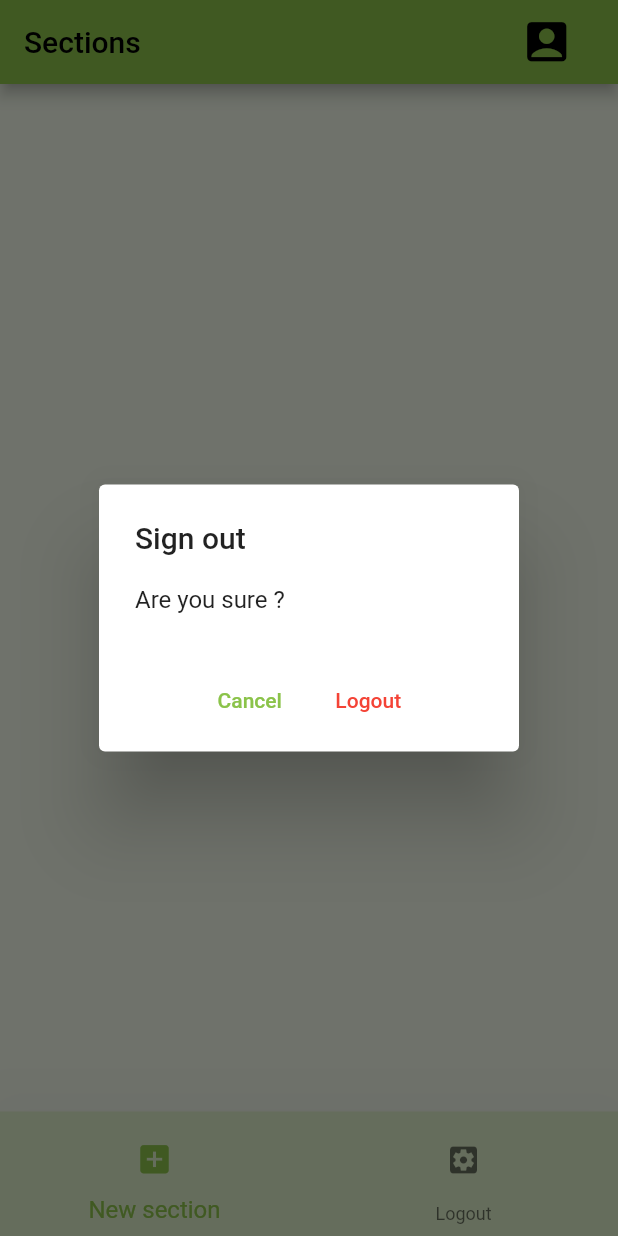
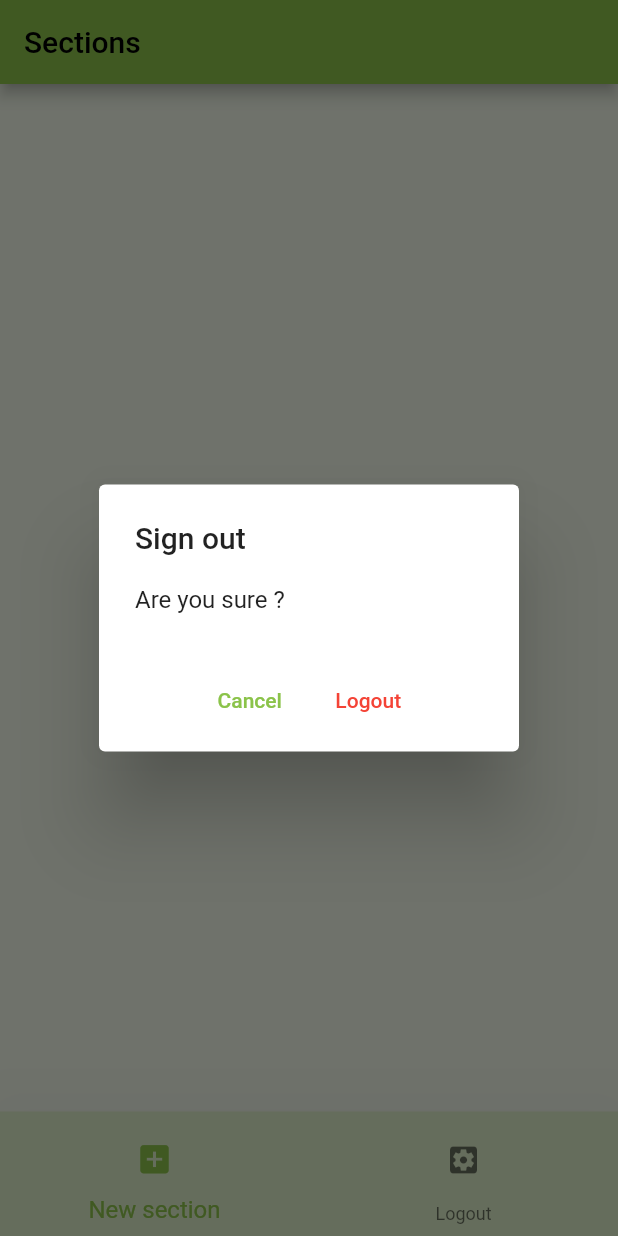
Before and after one commit to alvegs/kinder-manager, a Flutter app: the screen it shows once a user with an empty profile is signed in, item 2 of the bottom bar chosen, on a phone screen of 412 x 824 dp. Run offline on Flutter 3.47's test engine with Material 2 defaults, Android fonts, the phone set to English and light mode, and no system bars; our stand-ins replace cloud_firestore, firebase_auth, firebase_core, firebase_storage, image_picker; accounts and stored records are empty.

Commit message:
Last changes made before examination

```diff
--- a/lib/application/section_start_page.dart
+++ b/lib/application/section_start_page.dart
@@ -84,6 +84,8 @@ class _SectionStartPageState extends State<SectionStartPage> {
             ),
           ),
           SizedBox(height: 20),
+
+          /// Displays a random image with tips to the user.
           Image.asset(imageToShow()),
         ],
       ),
@@ -92,8 +94,8 @@ class _SectionStartPageState extends State<SectionStartPage> {
     );
   }
 
-    /// Returns a random image from the list
-    String imageToShow() {
+  /// Returns a random image from the list
+  String imageToShow() {
     final listImages = [
       "assets/images/KM_logo.png",
       "assets/images/status_info.png",
--- a/lib/application/sections_page.dart
+++ b/lib/application/sections_page.dart
@@ -17,7 +17,6 @@ import 'package:provider/provider.dart';
 
 import '../model/section.dart';
 import '../services/auth.dart';
-import 'my_account_page.dart';
 
 /// Homepage will be displayed after successful login,
 /// user will have options to select a section, create a new section,
@@ -45,7 +44,9 @@ class _SectionsPageState extends State<SectionsPage> {
 
   /// Default image to display.
   String imageUrl =
-      "https://firebasestorage.googleapis.com/v0/b/kinder-manager.appspot.com/o/images%2Fjames%20webb%201.sep.jpeg?alt=media&token=e3c495af-e2a0-4165-ab46-2154014c6ad6";
+      "https://firebasestorage.googleapis.com/v0/b/kinder-manager.appspot.com/o/"
+      "images%2Fjames%20webb%201.sep.jpeg?alt="
+      "media&token=e3c495af-e2a0-4165-ab46-2154014c6ad6";
 
   bool newImageSelected = false;
 
@@ -60,23 +61,6 @@ class _SectionsPageState extends State<SectionsPage> {
       appBar: AppBar(
         automaticallyImplyLeading: false,
         title: const Text("Sections"),
-        actions: [
-          Padding(
-            padding: const EdgeInsets.only(right: 30.0),
-            child: GestureDetector(
-              onTap: () {
-                Navigator.of(context).push(
-                    MaterialPageRoute<void>(
-                      builder: (context) => MyAccountPage()),
-                    );
-              },
-              child: const Icon(
-                Icons.account_box_rounded,
-                size: 35.0,
-              ),
-            ),
-          ),
-        ],
       ),
 
       /// Main the content of the page - sections.
@@ -284,7 +268,7 @@ class _SectionsPageState extends State<SectionsPage> {
   Future<void> pickImage() async {
     try {
       final image = await imagePicker.pickImage(
-          source: ImageSource.gallery, imageQuality: 5);
+          source: ImageSource.camera, imageQuality: 5);
       if (image == null) return;
       setState(() {
         this.image = File(image.path);
--- a/lib/application/show_count_page.dart
+++ b/lib/application/show_count_page.dart
@@ -78,7 +78,7 @@ class ShowCountPage extends StatelessWidget {
                             snapshot.data![index].imageFile,
                             height: 110,
                             width: 110,
-                            fit: BoxFit.fill,
+                            fit: BoxFit.cover,
                             color: snapshot.data![index].isCounted
                                 ? Colors.white.withOpacity(0.2)
                                 : Colors.white.withOpacity(1),
--- a/lib/application/show_sorted_children_page.dart
+++ b/lib/application/show_sorted_children_page.dart
@@ -58,7 +58,7 @@ class _ShowSortedChildrenState extends State<ShowSortedChildren> {
                       snapshot.data![index].imageFile,
                       height: 110,
                       width: 110,
-                      fit: BoxFit.fill,
+                      fit: BoxFit.cover,
                       color: snapshot.data![index].isCounted
                           ? Colors.white.withOpacity(0.2)
                           : Colors.white.withOpacity(1),
@@ -77,7 +77,7 @@ class _ShowSortedChildrenState extends State<ShowSortedChildren> {
               },
             );
           }
-          return const Center(child: Text("No child in this section!"));
+          return const Center(child: Text("No child with this status!"));
         },
       ),
     );
--- a/lib/application/sign_in/email_confirmation_page.dart
+++ b/lib/application/sign_in/email_confirmation_page.dart
@@ -8,7 +8,6 @@ import 'package:provider/provider.dart';
 import '../../services/auth.dart';
 
 /// This page is for confirming your email address after signing up
-
 class EmailConfirmationPage extends StatelessWidget {
   const EmailConfirmationPage({Key? key}) : super(key: key);
 
--- a/lib/application/sign_in/email_sign_up_form.dart
+++ b/lib/application/sign_in/email_sign_up_form.dart
@@ -90,6 +90,7 @@ class _EmailSignUpFormState extends State<EmailSignUpForm> {
         controller: _emailController,
         decoration:
             const InputDecoration(labelText: "Email", hintText: "Enter email"),
+        keyboardType: TextInputType.emailAddress,
       ),
       const SizedBox(
         height: 50.0,
--- a/lib/application/sign_in/forgot_password_page.dart
+++ b/lib/application/sign_in/forgot_password_page.dart
@@ -4,7 +4,6 @@ import 'package:kindermanager/design_theme.dart';
 
 /// This page is to be displayed when the "forgot password" text is clicked
 /// on the "sign in"-page.
-
 class ForgotPasswordPage extends StatelessWidget {
   const ForgotPasswordPage({Key? key}) : super(key: key);
 
--- a/lib/custom_widgets/custom_elevated_button.dart
+++ b/lib/custom_widgets/custom_elevated_button.dart
@@ -14,6 +14,7 @@ class CustomElevatedButton extends StatelessWidget {
   Widget build(BuildContext context) {
     return SizedBox(
       width: 250,
+      /// Returns the value chosen.
       child: ElevatedButton(
         style: ButtonStyle(
           backgroundColor: MaterialStateProperty.all(color),
--- a/lib/design_theme.dart
+++ b/lib/design_theme.dart
@@ -22,7 +22,6 @@ const widthSmall = 10.0;
 const widthMedium = 20.0;
 
 /** Commonly used background colours */
-//ToDo: Name the variables better before putting them into the code
 final lightGreen50  = Colors.lightGreen[50];
 final lightGreen100 = Colors.lightGreen[100];
 final lightGreen300 = Colors.lightGreen[300];
--- a/lib/main.dart
+++ b/lib/main.dart
@@ -21,7 +21,7 @@ class MyApp extends StatelessWidget {
     return Provider<Auth>(
       create: (context) => Auth(),
       child: MaterialApp(
-        title: 'Flutter Demo',
+        debugShowCheckedModeBanner: false,
         theme: ThemeData(
           primarySwatch: Colors.lightGreen,
         ),
--- a/lib/model/child.dart
+++ b/lib/model/child.dart
@@ -1,5 +1,3 @@
-import 'package:kindermanager/application/sign_in/validators.dart';
-
 /// Represents a child in kindergarten.
 class Child {
   /// The name of the child.
@@ -11,6 +9,7 @@ class Child {
   /// The image file of the child.
   final String imageFile;
 
+  /// Returns whether the child is counted
   bool isCounted;
 
   /// Defining the status of the child.
@@ -24,8 +23,8 @@ class Child {
   /// name : name of the child
   /// id : document id from the firestore
   /// status : status of the child in kindergarten
-
-  Child( {
+  /// isCounted : count status
+  Child({
     required this.name,
     required this.id,
     required this.imageFile,
@@ -33,18 +32,12 @@ class Child {
     this.isCounted = false,
   });
 
-  /*: assert(ValidNameValidator().isValid(name)),
-        assert(ValidIdValidator().isValid(id)),
-        assert(ValidStatusValidator().isValid(status));
-*/
-
-  /// Returns a map of the child.
   Map<String, dynamic> toMap() {
     return {
       "name": name,
       "status": status,
       "image file": imageFile,
-      "isCounted" : isCounted,
+      "isCounted": isCounted,
     };
   }
 }
--- a/lib/model/section.dart
+++ b/lib/model/section.dart
@@ -18,15 +18,6 @@ class Section {
     required this.imageFile,
   });
 
-  /*: assert(ValidNameValidator().isValid(name)),
-        assert(ValidImageFileValidator().isValid(imageFile));*/
-  //assert(ValidIdValidator().isValid(id)),
-
-  /* Section fromMap(Map<String, dynamic> data, String docId) {
-    return Section(
-        id: docId, name: data["section name"], imageFile: data["image file"]);
-  }*/
-
   Map<String, dynamic> toMap() {
     return {
       "section name": name,
--- a/lib/services/firebase_database.dart
+++ b/lib/services/firebase_database.dart
@@ -180,5 +180,4 @@ class FirebaseDatabase {
       }
     });
   }
-
 }
```
Also changed, not shown: lib/application/children_page.dart (+19 -27 lines), lib/application/sign_in/email_log_in_form.dart (+13 -13 lines), lib/custom_widgets/custom_dialog_box.dart (+9 -4 lines), 1 other file.
